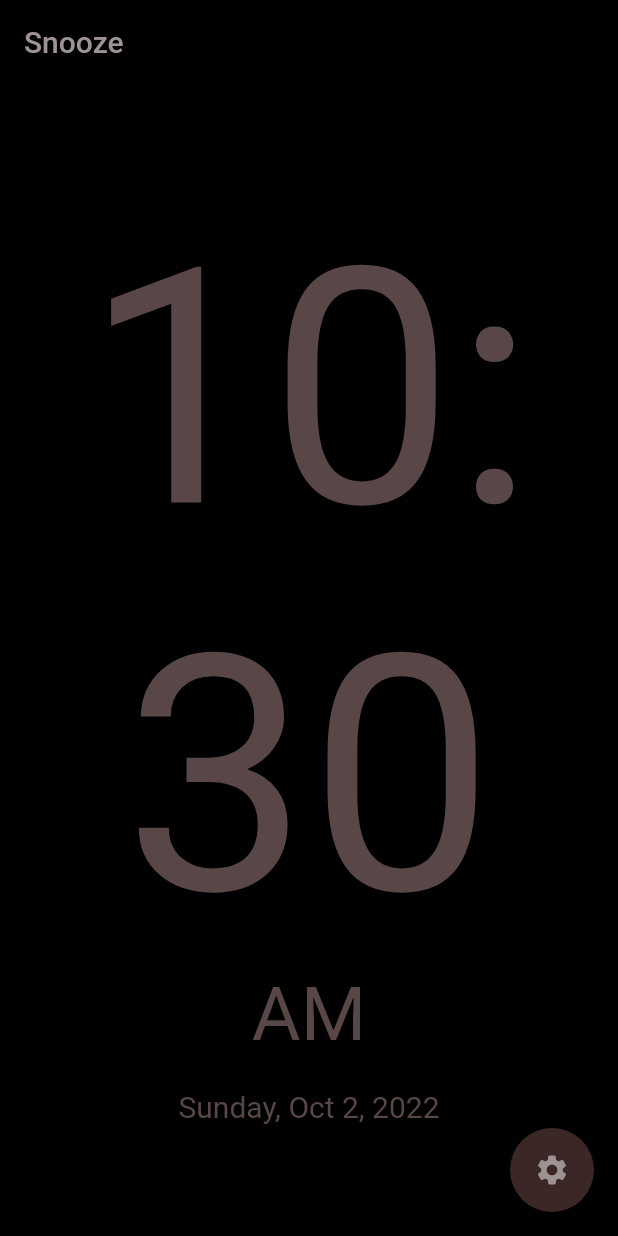
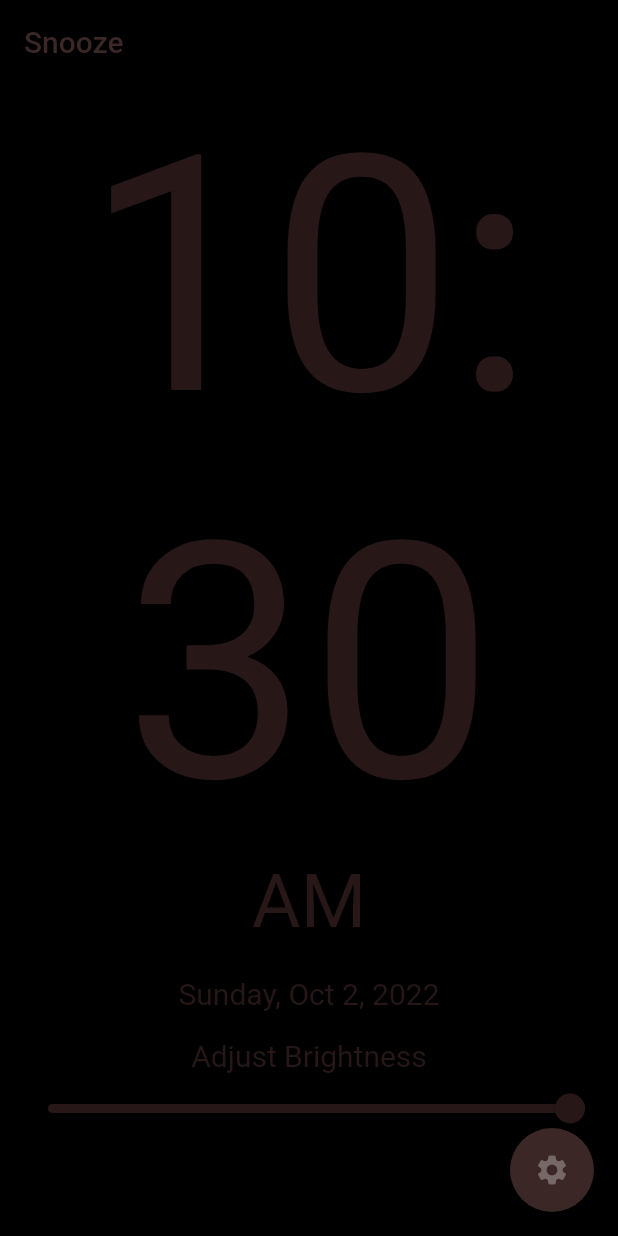
Before and after one commit to lmasullo/flutter_clock, a Flutter app: the screen it shows after launch, on a phone screen of 412 x 824 dp. Run offline on Flutter 3.47's test engine with Material 2 defaults, Android fonts, the phone set to English and light mode, and no system bars; our stand-ins replace just_audio, shared_preferences, toggle_switch; missing offline and left inert: flutter_screen_wake.

Commit message:
brightness

```diff
--- a/lib/main.dart
+++ b/lib/main.dart
@@ -1,6 +1,7 @@
 // Dependencies
 import 'package:flutter/material.dart';
-import 'package:wakelock/wakelock.dart';
+// import 'package:wakelock/wakelock.dart';
+import 'package:flutter_screen_wake/flutter_screen_wake.dart';
 
 // State
 import 'package:provider/provider.dart';
@@ -11,6 +12,7 @@ import 'pages/settings.dart';
 
 // Widgets
 import 'widgets/clock.dart';
+import 'widgets/brightness.dart';
 
 void main() {
   WidgetsFlutterBinding.ensureInitialized();
@@ -41,7 +43,7 @@ class MyApp extends StatelessWidget {
       900: const Color(0xFF1A0E0E),
     };
 
-    const int clockPrimaryValue = 0xFF3C2727;
+    const int clockPrimaryValue = 0xFF271717;
 
     return MaterialApp(
       title: 'Snooze',
@@ -70,7 +72,9 @@ class _MyHomePageState extends State<MyHomePage> {
     super.initState();
 
     // Keep the app awake
-    Wakelock.enable();
+    // Wakelock.enable();
+    // Prevent screen from going into sleep mode:
+    FlutterScreenWake.keepOn(true);
   }
 
   @override
@@ -81,22 +85,24 @@ class _MyHomePageState extends State<MyHomePage> {
         title: Text(
           widget.title,
           style: const TextStyle(
-            color: Color(0xFF9E9393),
+            color: Color(0xFF3C2727),
           ),
         ),
         backgroundColor: Colors.black,
       ),
       body: Center(
         child: Column(
-          mainAxisAlignment: MainAxisAlignment.center,
+          // mainAxisAlignment: MainAxisAlignment.center,
           children: const <Widget>[
             // The clock widget
-            Clock()
+            Clock(),
+            // The brightness widget
+            Brightness(),
           ],
         ),
       ),
       floatingActionButton: FloatingActionButton(
-        foregroundColor: const Color(0xFF9E9393),
+        foregroundColor: const Color(0xFF776868),
         onPressed: () {
           Navigator.push(
             context,
--- a/lib/pages/settings.dart
+++ b/lib/pages/settings.dart
@@ -40,6 +40,7 @@ class _SettingsState extends State<Settings> {
               padding: EdgeInsets.all(15.0),
               child: Text('Alarms', style: TextStyle(fontSize: 24)),
             ),
+            const Text('(version 1.4)', style: TextStyle(fontSize: 18)),
             const SizedBox(height: 20),
             Text(
               'Set Snooze Minutes: $snoozeMinutes',
--- /dev/null
+++ b/lib/widgets/brightness.dart
@@ -0,0 +1,40 @@
+// Dependencies
+import 'package:flutter/material.dart';
+import 'package:flutter_screen_wake/flutter_screen_wake.dart';
+
+class Brightness extends StatefulWidget {
+  const Brightness({super.key});
+
+  @override
+  State<Brightness> createState() => _BrightnessState();
+}
+
+class _BrightnessState extends State<Brightness> {
+  double brightness = 1.0;
+
+  @override
+  Widget build(BuildContext context) {
+    return Padding(
+      padding: const EdgeInsets.all(8.0),
+      child: Column(
+        children: [
+          const SizedBox(height: 10),
+          Text('Adjust Brightness',
+              style: TextStyle(
+                color: Theme.of(context).primaryColor,
+                fontSize: 20,
+              )),
+          Slider(
+            value: brightness,
+            onChanged: (value) {
+              FlutterScreenWake.setBrightness(value);
+              setState(() {
+                brightness = value;
+              });
+            },
+          ),
+        ],
+      ),
+    );
+  }
+}
--- a/lib/widgets/clock.dart
+++ b/lib/widgets/clock.dart
@@ -120,9 +120,6 @@ class _ClockState extends State<Clock> {
     // Get the snooze minutes from ApplicationState
     int snoozeMinutes = Provider.of<ApplicationState>(context).snoozeMinutes;
 
-    // Set the color
-    int digitColor = 0xFF594747;
-
     // Get current time
     DateTime currentDate = DateTime.now();
 
@@ -187,22 +184,28 @@ class _ClockState extends State<Clock> {
               Row(
                 mainAxisAlignment: MainAxisAlignment.center,
                 children: [
-                  Icon(Icons.alarm, color: Color(digitColor)),
+                  Icon(
+                    Icons.alarm,
+                    color: Theme.of(context).primaryColor,
+                  ),
                   Text(
                     alarmTime!,
                     style: TextStyle(
-                      color: Color(digitColor),
+                      color: Theme.of(context).primaryColor,
                       fontSize: 18,
                     ),
                   ),
                   const SizedBox(
                     width: 10,
                   ),
-                  Icon(Icons.snooze, color: Color(digitColor)),
+                  Icon(
+                    Icons.snooze,
+                    color: Theme.of(context).primaryColor,
+                  ),
                   Text(
                     '$snoozeMinutes mins',
                     style: TextStyle(
-                      color: Color(digitColor),
+                      color: Theme.of(context).primaryColor,
                       fontSize: 18,
                     ),
                   ),
@@ -210,7 +213,7 @@ class _ClockState extends State<Clock> {
                     Text(
                       ' - $snoozeLeft mins left',
                       style: TextStyle(
-                        color: Color(digitColor),
+                        color: Theme.of(context).primaryColor,
                         fontSize: 18,
                       ),
                     ),
@@ -257,21 +260,21 @@ class _ClockState extends State<Clock> {
                 DateFormat('h:').format(DateTime.now()),
                 style: TextStyle(
                   fontSize: 220,
-                  color: Color(digitColor),
+                  color: Theme.of(context).primaryColor,
                 ),
               ),
               Text(
                 DateFormat('mm').format(DateTime.now()),
                 style: TextStyle(
                   fontSize: 220,
-                  color: Color(digitColor),
+                  color: Theme.of(context).primaryColor,
                 ),
               ),
               Text(
                 DateFormat('a').format(DateTime.now()),
                 style: TextStyle(
                   fontSize: 50,
-                  color: Color(digitColor),
+                  color: Theme.of(context).primaryColor,
                 ),
               ),
               const SizedBox(
@@ -281,7 +284,7 @@ class _ClockState extends State<Clock> {
                 DateFormat('EEEE, MMM d, yyyy').format(DateTime.now()),
                 style: TextStyle(
                   fontSize: 20,
-                  color: Color(digitColor),
+                  color: Theme.of(context).primaryColor,
                 ),
               ),
             ],
--- a/pubspec.yaml
+++ b/pubspec.yaml
@@ -41,11 +41,12 @@ dependencies:
 
   intl: ^0.17.0
   # device_display_brightness: ^0.0.6
-  wakelock: ^0.6.2
+  # wakelock: ^0.6.2
   just_audio: ^0.9.27
   # localstorage: ^4.0.0+1
   shared_preferences: ^2.0.15
   toggle_switch: ^2.0.1
+  flutter_screen_wake: ^1.0.2
 
 dev_dependencies:
   flutter_test:
```
Also changed, not shown: pubspec.lock, 51 other files.
